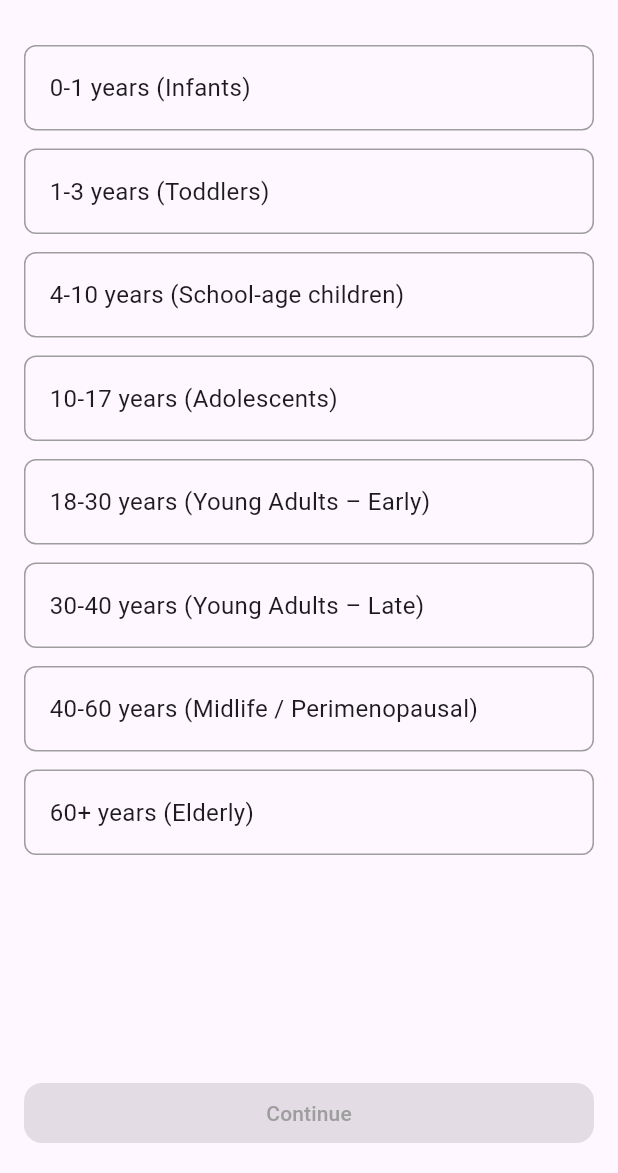
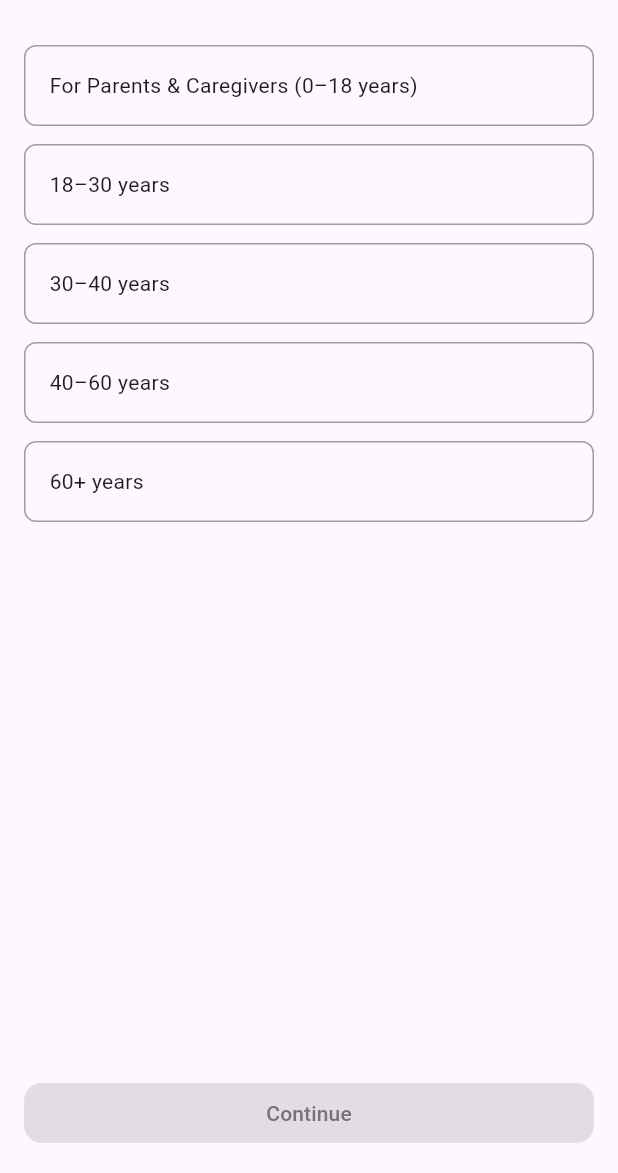
Before and after one commit to bonewise-app/bonewise, a Flutter app: the screen it shows after launch, on a phone screen of 412 x 824 dp, the part 63-1236 px from its top. Run offline on Flutter 3.47's test engine with Material 3 defaults, Android fonts, the phone set to English and light mode, and no system bars; our stand-ins replace shared_preferences.

Commit message:
Pediatric Disclaimer

```diff
--- a/lib/app_strings.dart
+++ b/lib/app_strings.dart
@@ -1,35 +1,31 @@
-
 class AppStrings {
-  /// App
   static const appTitle = 'BoneWise';
 
-  /// Common UI
   static const selectAgeTitle = 'Select Age Group';
   static const continueText = 'Continue';
 
-  /// Age Labels
-  static const age_0_1 = '0-1 years (Infants)';
-  static const age_1_3 = '1-3 years (Toddlers)';
-  static const age_4_10 = '4-10 years (School-age children)';
-  static const age_10_17 = '10-17 years (Adolescents)';
-  static const age_18_30 = '18-30 years (Young Adults – Early)';
-  static const age_30_40 = '30-40 years (Young Adults – Late)';
-  static const age_40_60 = '40-60 years (Midlife / Perimenopausal)';
-  static const age_60_plus = '60+ years (Elderly)';
+  /// Main options
+  static const parentsCaregivers = 'For Parents & Caregivers (0–18 years)';
+  static const age_18_30 = '18–30 years';
+  static const age_30_40 = '30–40 years';
+  static const age_40_60 = '40–60 years';
+  static const age_60_plus = '60+ years';
 
-  /// Mandatory Disclaimers
-  static const globalDisclaimer =
-      'BoneWise provides educational information only. '
-      'It does not provide medical advice, diagnosis, or treatment. '
-      'Always consult a qualified healthcare professional for medical concerns.';
+  /// Pediatric sub-groups
+  static const ped_0_1 = '0–1 years';
+  static const ped_1_3 = '1–3 years';
+  static const ped_4_10 = '4–10 years';
+  static const ped_11_18 = '11–18 years';
+
+  /// Disclaimers
+  static const importantNotice = 'Important Notice';
+
+  static const globalDisclaimer = 'BoneWise provides educational information only. It does not provide medical advice, diagnosis, or treatment.';
 
   static const pediatricDisclaimer =
-      'This section is intended for parents and caregivers. '
-      'It provides general educational information about bone health, growth, '
-      'and injury prevention in children and adolescents. '
-      'It does not replace professional medical advice, diagnosis, or treatment. '
-      'If you have concerns about your child’s growth, nutrition, pain, or injuries, '
-      'please consult a qualified doctor.';
+      'This section is intended for parents and caregivers. It provides general educational information about bone health, growth, and injury prevention in children and adolescents. It does not replace professional medical advice, diagnosis, or treatment. If you have concerns about your child’s growth, nutrition, pain, or injuries, please consult a qualified doctor.';
+
+  static const pediatricReminder = 'Educational content for parents & caregivers only.';
 
   static const nutrition = 'Nutrition';
   static const boneHealth = 'Bone Health';
--- a/lib/features/age/age_selection_screen.dart
+++ b/lib/features/age/age_selection_screen.dart
@@ -1,3 +1,4 @@
+import 'package:bonewise/features/age/pediatric_disclaimer_screen.dart';
 import 'package:flutter/material.dart';
 import 'package:shared_preferences/shared_preferences.dart';
 import '../../app_strings.dart';
@@ -11,37 +12,56 @@ class AgeSelectionScreen extends StatefulWidget {
 }
 
 class _AgeSelectionScreenState extends State<AgeSelectionScreen> {
-  String? selectedKey;
-  String? selectedLabel;
+  String? selected;
 
-  String extractAgeRange(String label) {
-    return label.split('(').first.trim();
-  }
-
-  final List<Map<String, String>> ageGroups = const [
-    {'key': '0_1', 'label': AppStrings.age_0_1},
-    {'key': '1_3', 'label': AppStrings.age_1_3},
-    {'key': '4_10', 'label': AppStrings.age_4_10},
-    {'key': '10_17', 'label': AppStrings.age_10_17},
-    {'key': '18_30', 'label': AppStrings.age_18_30},
-    {'key': '30_40', 'label': AppStrings.age_30_40},
-    {'key': '40_60', 'label': AppStrings.age_40_60},
-    {'key': '60_plus', 'label': AppStrings.age_60_plus},
+  final List<Map<String, String>> options = const [
+    {
+      'key': 'parents',
+      'label': AppStrings.parentsCaregivers,
+    },
+    {
+      'key': '18_30',
+      'label': AppStrings.age_18_30,
+    },
+    {
+      'key': '30_40',
+      'label': AppStrings.age_30_40,
+    },
+    {
+      'key': '40_60',
+      'label': AppStrings.age_40_60,
+    },
+    {
+      'key': '60_plus',
+      'label': AppStrings.age_60_plus,
+    },
   ];
 
-  Future<void> _continue() async {
+  void _continue() async{
+    if (selected == 'parents') {
+      Navigator.push(
+        context,
+        MaterialPageRoute(
+          builder: (_) => const PediatricDisclaimerScreen(),
+        ),
+      );
+    } else {
+      final selectedOption =
+      options.firstWhere((e) => e['key'] == selected);
       final prefs = await SharedPreferences.getInstance();
-    await prefs.setString('selected_age_key', selectedKey!);
-    await prefs.setString('selected_age_label', selectedLabel!);
-
-    if (!mounted) return;
+      await prefs.setString('selected_age_key', selectedOption['key']!);
+      await prefs.setString('selected_age_label', selectedOption['label']!);
 
       Navigator.push(
         context,
         MaterialPageRoute(
-        builder: (_) => AgeDashboardScreen(ageKey: selectedKey!, ageLabel: extractAgeRange(selectedLabel!)),
+          builder: (_) => AgeDashboardScreen(
+            ageKey: selectedOption['key']!,
+            ageLabel: selectedOption['label']!,
+          ),
         ),
       );
+    }
   }
 
   @override
@@ -54,26 +74,26 @@ class _AgeSelectionScreenState extends State<AgeSelectionScreen> {
           children: [
             Expanded(
               child: ListView.builder(
-                itemCount: ageGroups.length,
-                itemBuilder: (context, index) {
-                  final group = ageGroups[index];
-                  final selected = selectedKey == group['key'];
-
+                itemCount: options.length,
+                itemBuilder: (_, index) {
+                  final option = options[index];
+                  final isSelected = selected == option['key'];
                   return GestureDetector(
-                    onTap: () {
-                      setState(() {
-                        selectedKey = group['key'];
-                        selectedLabel = group['label'];
-                      });
-                    },
+                    onTap: () =>
+                        setState(() => selected = option['key']),
                     child: Container(
                       margin: const EdgeInsets.only(bottom: 12),
                       padding: const EdgeInsets.all(16),
                       decoration: BoxDecoration(
                         borderRadius: BorderRadius.circular(8),
-                        border: Border.all(color: selected ? Colors.deepPurple : Colors.grey, width: selected ? 2 : 1),
+                        border: Border.all(
+                          color: isSelected
+                              ? Colors.deepPurple
+                              : Colors.grey,
+                          width: isSelected ? 2 : 1,
                         ),
-                      child: Text(group['label']!, style: const TextStyle(fontSize: 16)),
+                      ),
+                      child: Text(option['label']!),
                     ),
                   );
                 },
@@ -82,14 +102,22 @@ class _AgeSelectionScreenState extends State<AgeSelectionScreen> {
             SizedBox(
               width: double.infinity,
               child: ElevatedButton(
-                onPressed: selectedKey == null ? null : _continue,
+                onPressed: selected == null ? null : _continue,
                 style: ElevatedButton.styleFrom(
-                  shape: RoundedRectangleBorder(borderRadius: BorderRadius.circular(12)),
-                  backgroundColor: selectedKey == null ? Colors.grey.shade50 : Colors.deepPurple,
+                  shape: RoundedRectangleBorder(
+                    borderRadius: BorderRadius.circular(12),
+                  ),
+                  backgroundColor: selected == null
+                      ? Colors.grey.shade300
+                      : Colors.deepPurple,
                 ),
                 child: Text(
                   AppStrings.continueText,
-                  style: TextStyle(color: (selectedKey == null) ? Colors.grey.shade500 : Colors.white),
+                  style: TextStyle(
+                    color: selected == null
+                        ? Colors.grey.shade600
+                        : Colors.white,
+                  ),
                 ),
               ),
             ),
```
Also changed, not shown: lib/features/age/age_dashboard_screen.dart (+8 -9 lines), lib/features/age/pediatric_disclaimer_screen.dart (added, +52 -0 lines), lib/features/age/pediatric_sub_age.dart (added, +96 -0 lines). Lines whose indentation alone changed are shown as unchanged.
